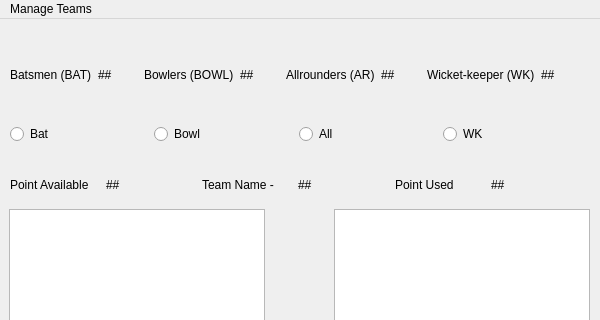
himanshuchauhan981/Python-Fantasy-Cricket-Game, file UI Files/main.ui: the form before one commit; both pictures show x 0 to 600 and y 0 to 320 of the 600 by 500 pixel window.
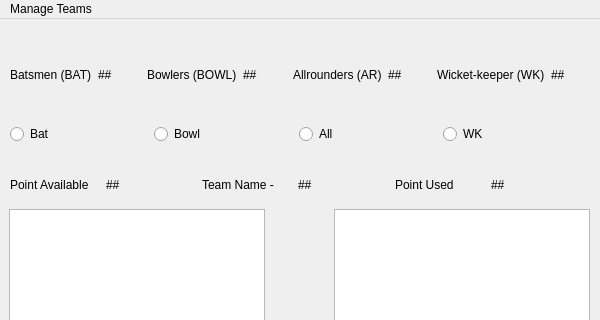
The form after the commit.

```diff
--- a/UI Files/main.ui
+++ b/UI Files/main.ui
@@ -90,7 +90,7 @@
      <rect>
       <x>10</x>
       <y>30</y>
-      <width>571</width>
+      <width>584</width>
       <height>51</height>
      </rect>
     </property>
```
Left out of the diff: 77 changed lines with no effect on the pictures.
